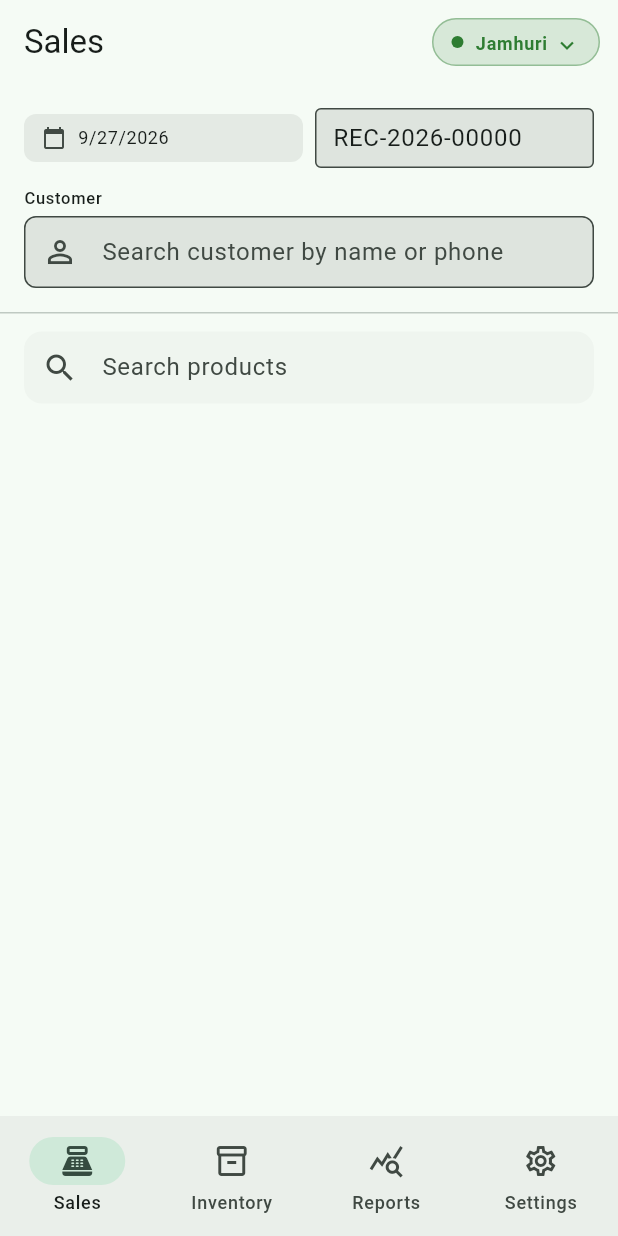
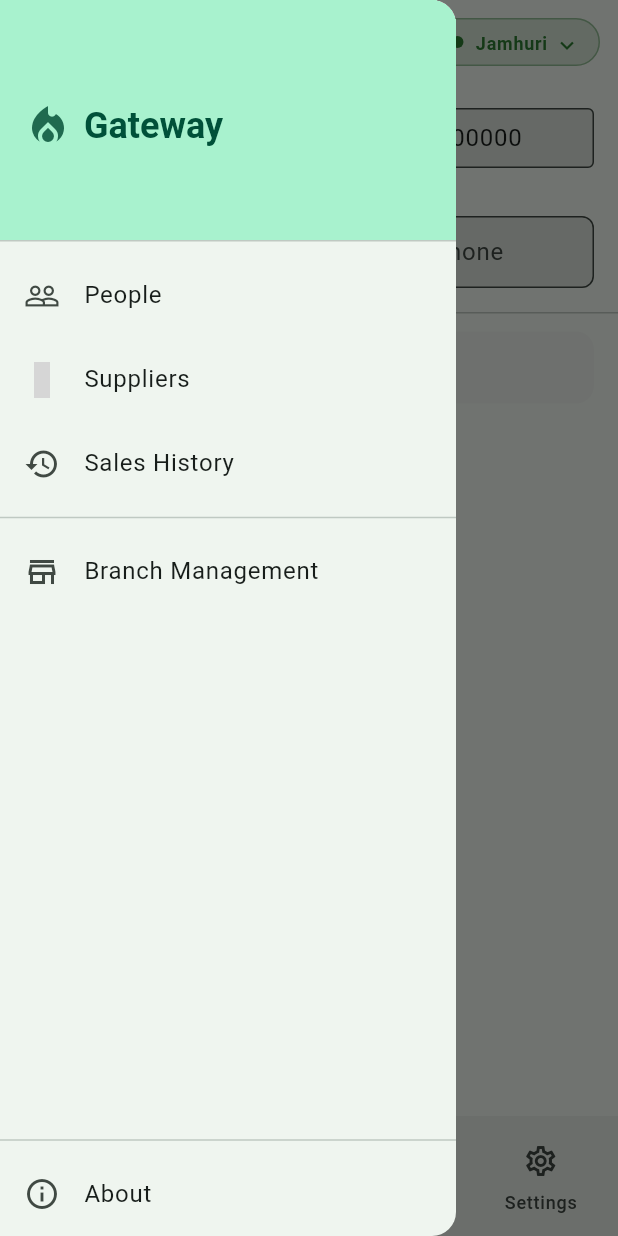
Before and after one commit to Jack-Murimi/gateway, a Flutter app: the SalesScreen screen opened by its route, with the side drawer open (before the commit the screen has no drawer), on a phone screen of 412 x 824 dp. Run offline on Flutter 3.47's test engine with Material 3 defaults, Android fonts, the phone set to English and light mode, and no system bars; our stand-ins replace flutter_riverpod, go_router; statements that could not run were skipped; grey boxes are pictures that could not be loaded.

Commit message:
Update navigation and screens

```diff
--- a/lib/app/router.dart
+++ b/lib/app/router.dart
@@ -9,6 +9,7 @@ import '../features/people/presentation/people_screen.dart';
 import '../features/reports/presentation/reports_screen.dart';
 import '../features/sales_history/presentation/sales_history_screen.dart';
 import '../features/settings/presentation/settings_screen.dart';
+import '../features/branches/presentation/branch_management_screen.dart';
 
 /// App router configuration.
 final GoRouter appRouter = GoRouter(
@@ -50,5 +51,9 @@ final GoRouter appRouter = GoRouter(
       path: SettingsScreen.routePath,
       builder: (context, state) => const SettingsScreen(),
     ),
+    GoRoute(
+      path: BranchManagementScreen.routePath,
+      builder: (context, state) => const BranchManagementScreen(),
+    ),
   ],
 );
--- a/lib/design_system/components/navigation/app_scaffold.dart
+++ b/lib/design_system/components/navigation/app_scaffold.dart
@@ -1,4 +1,5 @@
 import 'package:flutter/material.dart';
+import 'package:go_router/go_router.dart';
 
 import '../../tokens/breakpoints.dart';
 import '../../theme/theme_extensions.dart';
@@ -61,7 +62,17 @@ class AppScaffold extends StatelessWidget {
     // Compact: Bottom navigation
     if (sizeClass == WindowSizeClass.compact) {
       return Scaffold(
-        appBar: AppBar(title: Text(title), actions: actions),
+        appBar: AppBar(
+          title: Text(title),
+          actions: actions,
+          leading: Builder(
+            builder: (context) => IconButton(
+              icon: const Icon(Icons.menu),
+              onPressed: () => Scaffold.of(context).openDrawer(),
+            ),
+          ),
+        ),
+        drawer: _AppDrawer(),
         body: SafeArea(child: body),
         bottomNavigationBar: NavigationBar(
           selectedIndex: selectedIndex,
@@ -128,6 +139,78 @@ class AppScaffold extends StatelessWidget {
             Expanded(child: body),
           ],
         ),
+      ),
+    );
+  }
+}
+
+/// App drawer with additional pages.
+class _AppDrawer extends StatelessWidget {
+  @override
+  Widget build(BuildContext context) {
+    final spacing = context.spacing;
+    final colorScheme = Theme.of(context).colorScheme;
+
+    return Drawer(
+      child: Column(
+        children: [
+          DrawerHeader(
+            decoration: BoxDecoration(color: colorScheme.primaryContainer),
+            child: Row(
+              children: [
+                Icon(Icons.local_fire_department, color: colorScheme.primary, size: 32),
+                SizedBox(width: spacing.sm),
+                Text(
+                  'Gateway',
+                  style: Theme.of(context).textTheme.headlineSmall?.copyWith(
+                    fontWeight: FontWeight.bold,
+                    color: colorScheme.onPrimaryContainer,
+                  ),
+                ),
+              ],
+            ),
+          ),
+          ListTile(
+            leading: const Icon(Icons.people_outline),
+            title: const Text('People'),
+            onTap: () {
+              Navigator.pop(context);
+              context.go('/people');
+            },
+          ),
+          ListTile(
+            leading: const Icon(Icons.suppliers),
+            title: const Text('Suppliers'),
+            onTap: () {
+              Navigator.pop(context);
+              context.go('/suppliers');
+            },
+          ),
+          ListTile(
+            leading: const Icon(Icons.history),
+            title: const Text('Sales History'),
+            onTap: () {
+              Navigator.pop(context);
+              context.go('/sales-history');
+            },
+          ),
+          const Divider(),
+          ListTile(
+            leading: const Icon(Icons.store_outlined),
+            title: const Text('Branch Management'),
+            onTap: () {
+              Navigator.pop(context);
+              context.go('/branches');
+            },
+          ),
+          const Spacer(),
+          const Divider(),
+          ListTile(
+            leading: const Icon(Icons.info_outline),
+            title: const Text('About'),
+            onTap: () => Navigator.pop(context),
+          ),
+        ],
       ),
     );
   }
--- /dev/null
+++ b/lib/features/branches/presentation/branch_management_screen.dart
@@ -0,0 +1,286 @@
+import 'package:flutter/material.dart';
+
+import '../../../design_system/components/layout/section_header.dart';
+import '../../../design_system/components/navigation/app_scaffold.dart';
+import '../../../design_system/theme/theme_extensions.dart';
+
+/// Branch model for management.
+class Branch {
+  const Branch({
+    required this.id,
+    required this.name,
+    required this.address,
+    required this.phone,
+    required this.isActive,
+  });
+
+  final String id;
+  final String name;
+  final String address;
+  final String phone;
+  final bool isActive;
+
+  Branch copyWith({
+    String? id,
+    String? name,
+    String? address,
+    String? phone,
+    bool? isActive,
+  }) {
+    return Branch(
+      id: id ?? this.id,
+      name: name ?? this.name,
+      address: address ?? this.address,
+      phone: phone ?? this.phone,
+      isActive: isActive ?? this.isActive,
+    );
+  }
+}
+
+/// Branch management screen with CRUD operations.
+class BranchManagementScreen extends StatefulWidget {
+  const BranchManagementScreen({super.key});
+
+  static const String routePath = '/branches';
+
+  @override
+  State<BranchManagementScreen> createState() => _BranchManagementScreenState();
+}
+
+class _BranchManagementScreenState extends State<BranchManagementScreen> {
+  final List<Branch> _branches = const [
+    Branch(id: 'jamhuri', name: 'Jamhuri', address: 'Jamhuri Road, Nairobi', phone: '0711000001', isActive: true),
+    Branch(id: 'lavington', name: 'Lavington', address: 'Lavington Mall, Nairobi', phone: '0711000002', isActive: true),
+    Branch(id: 'kileleshwa', name: 'Kileleshwa', address: 'Kileleshwa Drive, Nairobi', phone: '0711000003', isActive: true),
+    Branch(id: 'nextgen', name: 'Nextgen', address: 'Nextgen Plaza, Nairobi', phone: '0711000004', isActive: true),
+  ];
+
+  void _addBranch() {
+    _showBranchDialog(context, onSave: (branch) {
+      setState(() {
+        _branches.add(branch);
+      });
+    });
+  }
+
+  void _editBranch(Branch branch) {
+    _showBranchDialog(context, branch: branch, onSave: (updated) {
+      setState(() {
+        final index = _branches.indexWhere((b) => b.id == branch.id);
+        if (index >= 0) _branches[index] = updated;
+      });
+    });
+  }
+
+  void _deleteBranch(Branch branch) {
+    showDialog(
+      context: context,
+      builder: (context) => AlertDialog(
+        title: const Text('Delete Branch'),
+        content: Text('Are you sure you want to delete \"\"?'),
+        actions: [
+          TextButton(
+            onPressed: () => Navigator.pop(context),
+            child: const Text('Cancel'),
+          ),
+          FilledButton(
+            onPressed: () {
+              setState(() {
+                _branches.removeWhere((b) => b.id == branch.id);
+              });
+              Navigator.pop(context);
+            },
+            child: const Text('Delete'),
+          ),
+        ],
+      ),
+    );
+  }
+
+  void _toggleBranchStatus(Branch branch) {
+    setState(() {
+      final index = _branches.indexWhere((b) => b.id == branch.id);
+      if (index >= 0) {
+        _branches[index] = branch.copyWith(isActive: !branch.isActive);
+      }
+    });
+  }
+
+  @override
+  Widget build(BuildContext context) {
+    final spacing = context.spacing;
+
+    return AppScaffold(
+      title: 'Branch Management',
+      selectedIndex: -1,
+      onDestinationSelected: (_) {},
+      destinations: const [
+        AppNavDestination(label: 'Sales', icon: Icons.point_of_sale_outlined),
+        AppNavDestination(label: 'Inventory', icon: Icons.inventory_2_outlined),
+        AppNavDestination(label: 'Reports', icon: Icons.query_stats_outlined),
+        AppNavDestination(label: 'Settings', icon: Icons.settings_outlined),
+      ],
+      body: SingleChildScrollView(
+        padding: spacing.page,
+        child: Column(
+          crossAxisAlignment: CrossAxisAlignment.start,
+          children: [
+            const SectionHeader(
+              title: 'Branches',
+              subtitle: 'Manage your branch locations.',
+            ),
+            SizedBox(height: spacing.md),
+            Row(
+              children: [
+                const Spacer(),
+                FilledButton.icon(
+                  onPressed: _addBranch,
+                  icon: const Icon(Icons.add),
+                  label: const Text('Add Branch'),
+                ),
+              ],
+            ),
+            SizedBox(height: spacing.lg),
+            Card(
+              child: ListView.separated(
+                shrinkWrap: true,
+                physics: const NeverScrollableScrollPhysics(),
+                itemCount: _branches.length,
+                separatorBuilder: (_, __) => const Divider(height: 1),
+                itemBuilder: (context, index) {
+                  final branch = _branches[index];
+                  return _BranchTile(
+                    branch: branch,
+                    onEdit: () => _editBranch(branch),
+                    onDelete: () => _deleteBranch(branch),
+                    onToggleStatus: () => _toggleBranchStatus(branch),
+                  );
+                },
+              ),
+            ),
+          ],
+        ),
+      ),
+    );
+  }
+}
+
+class _BranchTile extends StatelessWidget {
+  const _BranchTile({
+    required this.branch,
+    required this.onEdit,
+    required this.onDelete,
+    required this.onToggleStatus,
+  });
+
+  final Branch branch;
+  final VoidCallback onEdit;
+  final VoidCallback onDelete;
+  final VoidCallback onToggleStatus;
+
+  @override
+  Widget build(BuildContext context) {
+    final colorScheme = Theme.of(context).colorScheme;
+
+    return ListTile(
+      leading: CircleAvatar(
+        backgroundColor: branch.isActive ? colorScheme.primaryContainer : colorScheme.surfaceContainerHigh,
+        child: Icon(
+          Icons.store_outlined,
+          color: branch.isActive ? colorScheme.onPrimaryContainer : colorScheme.onSurfaceVariant,
+        ),
+      ),
+      title: Text(
+        branch.name,
+        style: TextStyle(
+          color: branch.isActive ? null : colorScheme.onSurfaceVariant,
+        ),
+      ),
+      subtitle: Text(' • '),
+      trailing: Row(
+        mainAxisSize: MainAxisSize.min,
+        children: [
+          Switch(
+            value: branch.isActive,
+            onChanged: (_) => onToggleStatus(),
+          ),
+          IconButton(
+            icon: const Icon(Icons.edit_outlined),
+            onPressed: onEdit,
+          ),
+          IconButton(
+            icon: Icon(Icons.delete_outline, color: colorScheme.error),
+            onPressed: onDelete,
+          ),
+        ],
+      ),
+    );
+  }
+}
+
+void _showBranchDialog(
+  BuildContext context, {
+  Branch? branch,
+  required void Function(Branch) onSave,
+}) {
+  final isEditing = branch != null;
+  final nameController = TextEditingController(text: branch?.name ?? '');
+  final addressController = TextEditingController(text: branch?.address ?? '');
+  final phoneController = TextEditingController(text: branch?.phone ?? '');
+
+  showDialog(
+    context: context,
+    builder: (context) => AlertDialog(
+      title: Text(isEditing ? 'Edit Branch' : 'Add Branch'),
+      content: Column(
+        mainAxisSize: MainAxisSize.min,
+        children: [
+          TextField(
+            controller: nameController,
+            decoration: const InputDecoration(
+              labelText: 'Branch Name',
+              border: OutlineInputBorder(),
+            ),
+          ),
+          const SizedBox(height: 16),
+          TextField(
+            controller: addressController,
+            decoration: const InputDecoration(
+              labelText: 'Address',
+              border: OutlineInputBorder(),
+            ),
+          ),
+          const SizedBox(height: 16),
+          TextField(
+            controller: phoneController,
+            decoration: const InputDecoration(
+              labelText: 'Phone',
+              border: OutlineInputBorder(),
+            ),
+            keyboardType: TextInputType.phone,
+          ),
+        ],
+      ),
+      actions: [
+        TextButton(
+          onPressed: () => Navigator.pop(context),
+          child: const Text('Cancel'),
+        ),
+        FilledButton(
+          onPressed: () {
+            final newBranch = Branch(
+              id: branch?.id ?? DateTime.now().millisecondsSinceEpoch.toString(),
+              name: nameController.text,
+              address: addressController.text,
+              phone: phoneController.text,
+              isActive: branch?.isActive ?? true,
+            );
+            onSave(newBranch);
+            Navigator.pop(context);
+          },
+          child: const Text('Save'),
+        ),
+      ],
+    ),
+  );
+}
--- a/lib/features/sales/presentation/sales_screen.dart
+++ b/lib/features/sales/presentation/sales_screen.dart
@@ -63,69 +63,38 @@ class _SalesScreenState extends State<SalesScreen> {
   ];
 
   final _products = const [
-    Product(
-      id: '1',
-      name: '13kg Afrigas Refill',
-      price: 3300,
-      stock: 45,
-      cylinderType: '13kg',
-    ),
-    Product(
-      id: '2',
-      name: '6kg Afrigas Refill',
-      price: 1800,
-      stock: 32,
-      cylinderType: '6kg',
-    ),
-    Product(
-      id: '3',
-      name: 'Burner Regulator Kit',
-      price: 1250,
-      stock: 8,
-      cylinderType: null,
-    ),
-    Product(
-      id: '4',
-      name: 'Gas Hose 1.5m',
-      price: 450,
-      stock: 67,
-      cylinderType: null,
-    ),
-    Product(
-      id: '5',
-      name: '13kg Empty Cylinder',
-      price: 5500,
-      stock: 12,
-      cylinderType: '13kg',
-    ),
-    Product(
-      id: '6',
-      name: '6kg Empty Cylinder',
-      price: 3200,
-      stock: 0,
-      cylinderType: '6kg',
-    ),
-    Product(
-      id: '7',
-      name: 'Double Burner Stove',
-      price: 4800,
-      stock: 15,
-      cylinderType: null,
-    ),
-    Product(
-      id: '8',
-      name: 'Single Burner Stove',
-      price: 2400,
-      stock: 23,
-      cylinderType: null,
-    ),
+    // Afrigas - 6kg & 13kg
+    Product(id: 'afrigas-13kg-refill', name: '13kg Afrigas Refill', price: 3300, stock: 45, cylinderType: '13kg'),
+    Product(id: 'afrigas-6kg-refill', name: '6kg Afrigas Refill', price: 1800, stock: 32, cylinderType: '6kg'),
+    Product(id: 'afrigas-13kg-empty', name: '13kg Afrigas Empty Cylinder', price: 5500, stock: 12, cylinderType: '13kg'),
+    Product(id: 'afrigas-6kg-empty', name: '6kg Afrigas Empty Cylinder', price: 3200, stock: 8, cylinderType: '6kg'),
+    // Progas - 6kg & 13kg
+    Product(id: 'progas-13kg-refill', name: '13kg Progas Refill', price: 3200, stock: 38, cylinderType: '13kg'),
+    Product(id: 'progas-6kg-refill', name: '6kg Progas Refill', price: 1750, stock: 28, cylinderType: '6kg'),
+    Product(id: 'progas-13kg-empty', name: '13kg Progas Empty Cylinder', price: 5300, stock: 10, cylinderType: '13kg'),
+    Product(id: 'progas-6kg-empty', name: '6kg Progas Empty Cylinder', price: 3100, stock: 6, cylinderType: '6kg'),
+    // K-gas - 6kg & 13kg
+    Product(id: 'kgas-13kg-refill', name: '13kg K-gas Refill', price: 3400, stock: 52, cylinderType: '13kg'),
+    Product(id: 'kgas-6kg-refill', name: '6kg K-gas Refill', price: 1850, stock: 35, cylinderType: '6kg'),
+    Product(id: 'kgas-13kg-empty', name: '13kg K-gas Empty Cylinder', price: 5600, stock: 15, cylinderType: '13kg'),
+    Product(id: 'kgas-6kg-empty', name: '6kg K-gas Empty Cylinder', price: 3300, stock: 9, cylinderType: '6kg'),
+    // Totalgaz - 6kg & 13kg
+    Product(id: 'totalgaz-13kg-refill', name: '13kg Totalgaz Refill', price: 3350, stock: 40, cylinderType: '13kg'),
+    Product(id: 'totalgaz-6kg-refill', name: '6kg Totalgaz Refill', price: 1820, stock: 30, cylinderType: '6kg'),
+    Product(id: 'totalgaz-13kg-empty', name: '13kg Totalgaz Empty Cylinder', price: 5450, stock: 11, cylinderType: '13kg'),
+    Product(id: 'totalgaz-6kg-empty', name: '6kg Totalgaz Empty Cylinder', price: 3250, stock: 7, cylinderType: '6kg'),
+    // Accessories
+    Product(id: 'burner-kit', name: 'Burner Regulator Kit', price: 1250, stock: 8, cylinderType: null),
+    Product(id: 'hose-1.5m', name: 'Gas Hose 1.5m', price: 450, stock: 67, cylinderType: null),
+    Product(id: 'double-stove', name: 'Double Burner Stove', price: 4800, stock: 15, cylinderType: null),
+    Product(id: 'single-stove', name: 'Single Burner Stove', price: 2400, stock: 23, cylinderType: null),
   ];
 
   @override
   void initState() {
     super.initState();
     _generateReceiptNumber();
-      _selectedDate = DateTime.now();
+    _selectedDate = DateTime.now();
   }
 
   void _generateReceiptNumber() {
```
Also changed, not shown: lib/features/settings/presentation/settings_screen.dart (+14 -0 lines).
